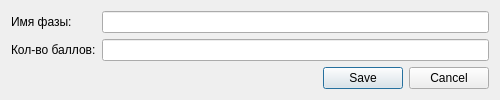
The window that dialogeditor/phaseeditorwindow.ui (QtWorks/VirtualClientDialogEditor) describes before a commit, drawn with Qt 5.
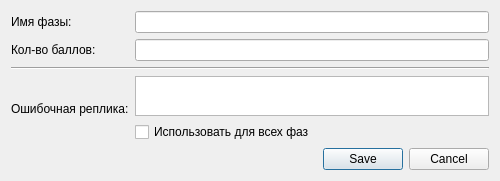
The same window after the commit.

Commit message: Added "errorReplica" field

What changed in the file:
```diff
--- a/dialogeditor/phaseeditorwindow.ui
+++ b/dialogeditor/phaseeditorwindow.ui
@@ -7,7 +7,7 @@
     <x>0</x>
     <y>0</y>
     <width>500</width>
-    <height>100</height>
+    <height>177</height>
    </rect>
   </property>
   <property name="minimumSize">
@@ -22,8 +22,50 @@
   <layout class="QVBoxLayout" name="verticalLayout">
    <item>
     <layout class="QGridLayout" name="gridLayout">
+     <item row="3" column="1">
+      <layout class="QVBoxLayout" name="verticalLayout_4">
+       <item>
+        <widget class="QTextEdit" name="errorReplicaTextEdit">
+         <property name="minimumSize">
+          <size>
+           <width>0</width>
+           <height>40</height>
+          </size>
+         </property>
+        </widget>
+       </item>
+       <item>
+        <widget class="QCheckBox" name="errorReplicaCheckBox">
+         <property name="text">
+          <string>Использовать для всех фаз</string>
+         </property>
+        </widget>
+       </item>
+      </layout>
+     </item>
+     <item row="2" column="0" colspan="2">
+      <widget class="Line" name="line">
+       <property name="orientation">
+        <enum>Qt::Horizontal</enum>
+       </property>
+      </widget>
+     </item>
+     <item row="3" column="0">
+      <widget class="QLabel" name="label_3">
+       <property name="text">
+        <string>Ошибочная реплика:</string>
+       </property>
+       <property name="alignment">
+        <set>Qt::AlignLeading|Qt::AlignLeft|Qt::AlignVCenter</set>
+       </property>
+      </widget>
+     </item>
      <item row="0" column="1">
-      <widget class="QLineEdit" name="nameLineEdit"/>
+      <widget class="QLineEdit" name="nameLineEdit">
+       <property name="clearButtonEnabled">
+        <bool>false</bool>
+       </property>
+      </widget>
      </item>
      <item row="0" column="0">
       <widget class="QLabel" name="label">
```
The commit also changes 16 other files.
